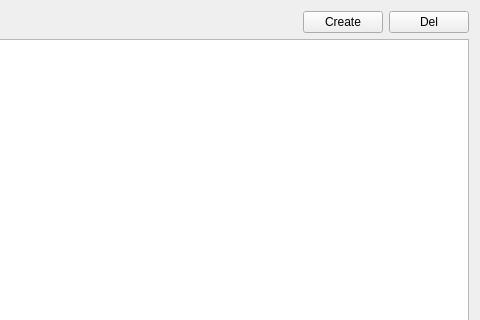
Above: Persons/PersonsModule.ui from DStalytenkoDev/SchoolCRM before the change; both pictures show x 349 to 829 and y 0 to 320 of the 829 by 603 pixel window. Below: the same form after it.
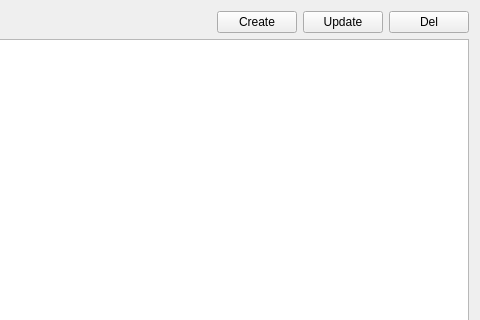
That is the form after the change.

Commit message:
issue #22 in Persons, minumum size of window changed
PersonsModule gets update button
and no more resets its state when user entering it again

MainWindow has wider minimum width in order the person show
widget to correctly be shown

What changed in the file:
```diff
--- a/Persons/PersonsModule.ui
+++ b/Persons/PersonsModule.ui
@@ -36,6 +36,13 @@
        </property>
       </widget>
      </item>
+     <item>
+      <widget class="QPushButton" name="updatePersons">
+       <property name="text">
+        <string>Update</string>
+       </property>
+      </widget>
+     </item>
      <item>
       <widget class="QPushButton" name="deletePerson">
        <property name="text">
```
The commit also changes 4 other files.
